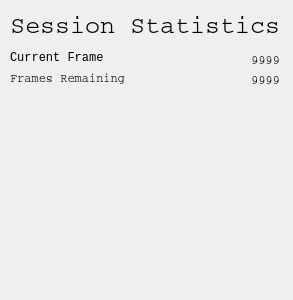
Before: the Qt Designer form gui/dandere2x_session_statistics_window.ui in akai-katto/dandere2x-python-rework, drawn with Qt 5.
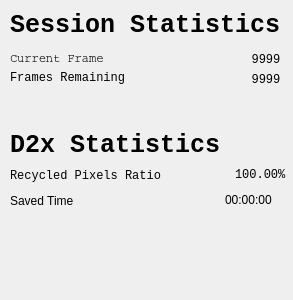
After: the same form once the commit is applied.

Diff of the .ui file:
```diff
--- a/gui/dandere2x_session_statistics_window.ui
+++ b/gui/dandere2x_session_statistics_window.ui
@@ -24,8 +24,9 @@
    </property>
    <property name="font">
     <font>
-     <family>Courier</family>
+     <family>Courier New</family>
      <pointsize>19</pointsize>
+     <bold>true</bold>
     </font>
    </property>
    <property name="text">
@@ -43,7 +44,7 @@
    </property>
    <property name="font">
     <font>
-     <family>Courier New</family>
+     <family>Courier</family>
     </font>
    </property>
    <property name="text">
@@ -61,7 +62,7 @@
    </property>
    <property name="font">
     <font>
-     <family>Courier</family>
+     <family>Courier New</family>
     </font>
    </property>
    <property name="text">
@@ -79,7 +80,7 @@
    </property>
    <property name="font">
     <font>
-     <family>Courier</family>
+     <family>Courier New</family>
     </font>
    </property>
    <property name="text">
@@ -97,13 +98,101 @@
    </property>
    <property name="font">
     <font>
-     <family>Courier</family>
+     <family>Courier New</family>
     </font>
    </property>
    <property name="text">
     <string>   9999</string>
    </property>
   </widget>
+  <widget class="QLabel" name="label_4">
+   <property name="geometry">
+    <rect>
+     <x>10</x>
+     <y>130</y>
+     <width>281</width>
+     <height>31</height>
+    </rect>
+   </property>
+   <property name="font">
+    <font>
+     <family>Courier New</family>
+     <pointsize>19</pointsize>
+     <bold>true</bold>
+    </font>
+   </property>
+   <property name="text">
+    <string>D2x Statistics</string>
+   </property>
+  </widget>
+  <widget class="QLabel" name="label_5">
+   <property name="geometry">
+    <rect>
+     <x>10</x>
+     <y>165</y>
+     <width>156</width>
+     <height>21</height>
+    </rect>
+   </property>
+   <property name="font">
+    <font>
+     <family>Courier New</family>
+    </font>
+   </property>
+   <property name="text">
+    <string>Recycled Pixels Ratio</string>
+   </property>
+  </widget>
+  <widget class="QLabel" name="label_d2x_statistics_recycled_pixels_ratio">
+   <property name="geometry">
+    <rect>
+     <x>235</x>
+     <y>165</y>
+     <width>56</width>
+     <height>20</height>
+    </rect>
+   </property>
+   <property name="font">
+    <font>
+     <family>Courier New</family>
+    </font>
+   </property>
+   <property name="text">
+    <string>100.00%</string>
+   </property>
+  </widget>
+  <widget class="QLabel" name="label_d2x_statistics_saved_time">
+   <property name="geometry">
+    <rect>
+     <x>225</x>
+     <y>190</y>
+     <width>66</width>
+     <height>20</height>
+    </rect>
+   </property>
+   <property name="font">
+    <font/>
+   </property>
+   <property name="text">
+    <string>00:00:00</string>
+   </property>
+  </widget>
+  <widget class="QLabel" name="label_6">
+   <property name="geometry">
+    <rect>
+     <x>10</x>
+     <y>190</y>
+     <width>156</width>
+     <height>21</height>
+    </rect>
+   </property>
+   <property name="font">
+    <font/>
+   </property>
+   <property name="text">
+    <string>Saved Time</string>
+   </property>
+  </widget>
  </widget>
  <resources/>
  <connections/>
```
Left out of the diff: 2 changed lines with no effect on the pictures.
